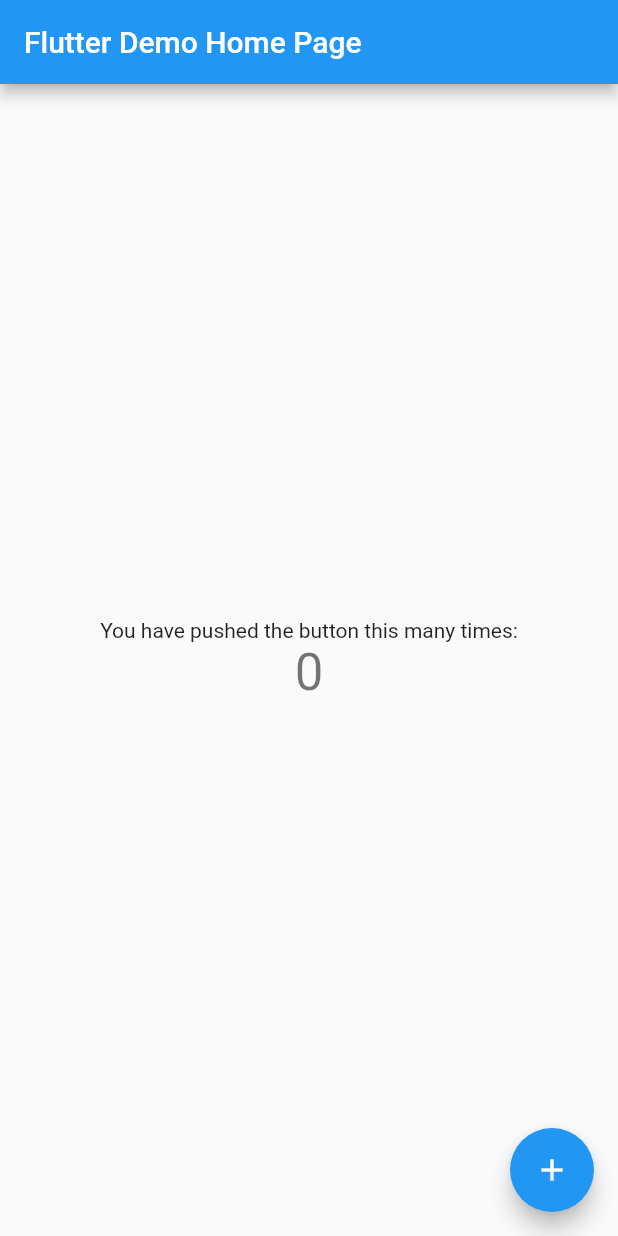
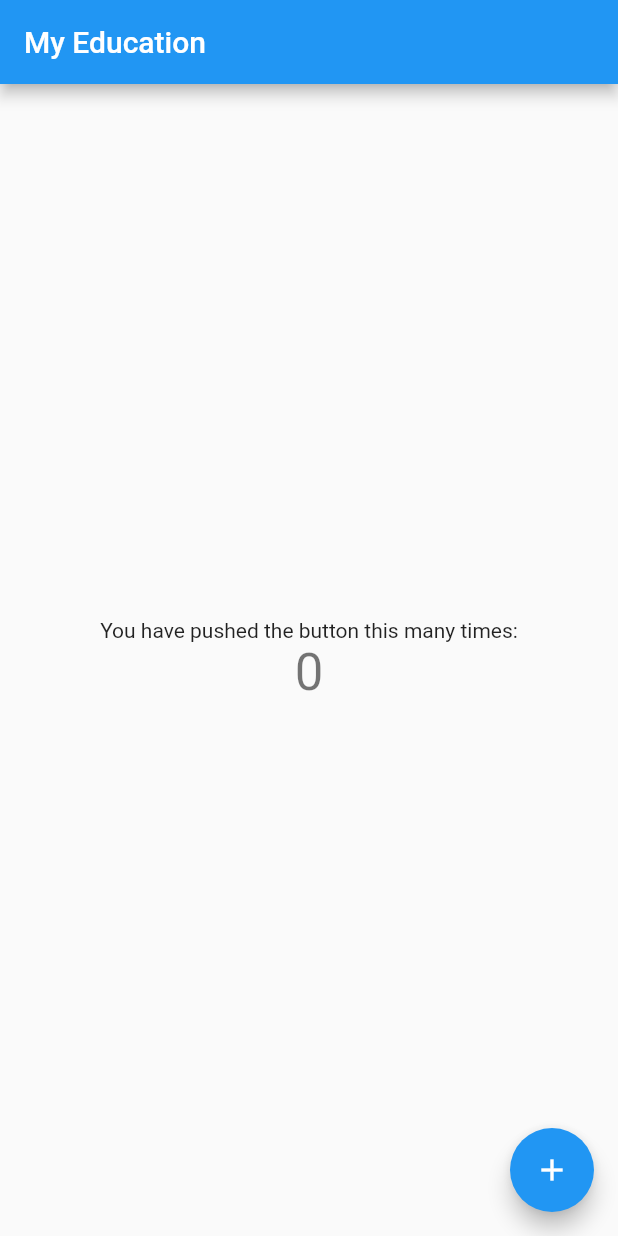
Before and after one commit to iqbalparabi/edspert_flutter, a Flutter app: the screen it shows after launch, on a phone screen of 412 x 824 dp. Run offline on Flutter 3.47's test engine with Material 2 defaults, Android fonts, the phone set to English and light mode, and no system bars.

Commit message:
Update Title

```diff
--- a/lib/main.dart
+++ b/lib/main.dart
@@ -11,7 +11,7 @@ class MyApp extends StatelessWidget {
   @override
   Widget build(BuildContext context) {
     return MaterialApp(
-      title: 'Flutter Demo',
+      title: 'My Education',
       theme: ThemeData(
         // This is the theme of your application.
         //
@@ -24,7 +24,7 @@ class MyApp extends StatelessWidget {
         // is not restarted.
         primarySwatch: Colors.blue,
       ),
-      home: const MyHomePage(title: 'Flutter Demo Home Page'),
+      home: const MyHomePage(title: 'My Education'),
     );
   }
 }
```
